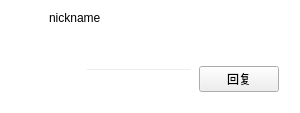
iwxyi/CatlikeQQ, file notification/notificationcard.ui: the form before one commit.
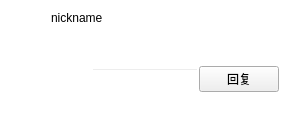
The form after the commit. Custom widgets are drawn as their Qt base class.

Diff of the .ui file:
```diff
--- a/notification/notificationcard.ui
+++ b/notification/notificationcard.ui
@@ -22,6 +22,9 @@
 }</string>
   </property>
   <layout class="QVBoxLayout" name="verticalLayout_2">
+   <property name="spacing">
+    <number>0</number>
+   </property>
    <property name="rightMargin">
     <number>21</number>
    </property>
@@ -30,6 +33,9 @@
    </property>
    <item>
     <layout class="QHBoxLayout" name="horizontalLayout">
+     <property name="spacing">
+      <number>8</number>
+     </property>
      <item>
       <layout class="QVBoxLayout" name="verticalLayout_3">
        <property name="leftMargin">
@@ -105,6 +111,15 @@
          <property name="selectionMode">
           <enum>QAbstractItemView::NoSelection</enum>
          </property>
+         <property name="verticalScrollMode">
+          <enum>QAbstractItemView::ScrollPerPixel</enum>
+         </property>
+         <property name="horizontalScrollMode">
+          <enum>QAbstractItemView::ScrollPerPixel</enum>
+         </property>
+         <property name="wordWrap">
+          <bool>false</bool>
+         </property>
         </widget>
        </item>
       </layout>
```
